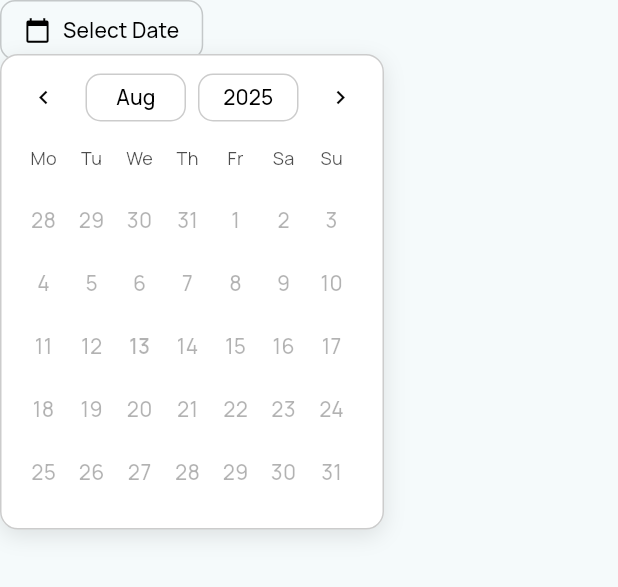
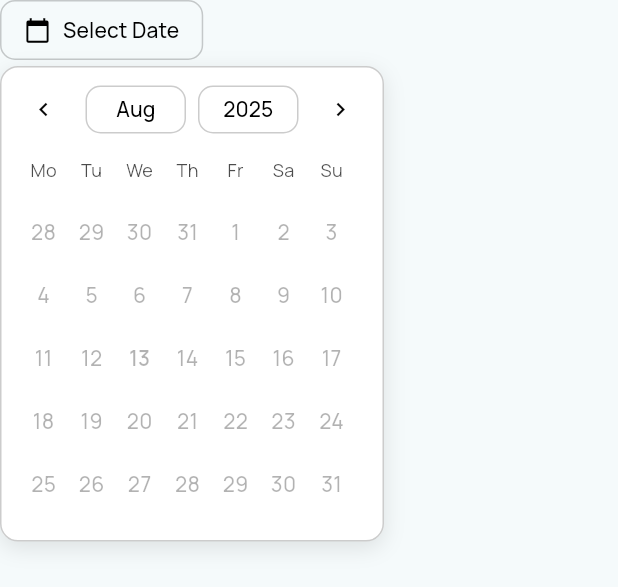
Before and after one commit to zoeglbrt/hux, a Flutter app: the HuxDatePicker widget shown alone on an empty page, opened directly with empty values, after a tap on "Select Date", on a phone screen of 412 x 824 dp. Shown: the top 587 px of the screen. Run offline on Flutter 3.47's test engine with Material 3 defaults, Android fonts, the phone set to English and light mode, and no system bars; our stand-ins replace flutter_feather_icons, google_fonts; missing offline and left inert: cristalyse, universal_html.

Commit message:
Fix: Date Picker Overlay position adjusted

```diff
--- a/lib/src/widgets/hux_date_picker.dart
+++ b/lib/src/widgets/hux_date_picker.dart
@@ -91,15 +91,22 @@ class _HuxDatePickerState extends State<HuxDatePicker> {
     final Size buttonSize = buttonBox.size;
     final Size screenSize = MediaQuery.of(context).size;
 
-    const double estimatedPanelHeight = 350.0;
-    const double belowGap = -4.0; // slight overlap to visually “stick”
+    const double panelHeight = 318.0; // Slightly more to account for variation
+    const double belowGap = 4.0; // Small gap below button
+    const double aboveGap = 4.0; // Smaller gap above button for closer positioning
 
     bool showAbove = false;
     Offset followerOffset = Offset(0, buttonSize.height + belowGap);
     final double buttonGlobalDy = buttonBox.localToGlobal(Offset.zero).dy;
-    if (buttonGlobalDy + buttonSize.height + belowGap + estimatedPanelHeight > screenSize.height) {
+
+    // Check if there's enough space below the button
+    final double spaceBelow = screenSize.height - (buttonGlobalDy + buttonSize.height);
+    if (spaceBelow < panelHeight + belowGap + 20) { // 20px buffer
       showAbove = true;
-      followerOffset = const Offset(0, -estimatedPanelHeight + 2);
+      // Position above button: move panel completely above the button
+      // The followerOffset is relative to the CompositedTransformTarget (button's top-left)
+      // So we move up by the panel height plus the gap
+      followerOffset = Offset(0, -panelHeight - aboveGap);
     }
 
     _overlayEntry = OverlayEntry(
```
